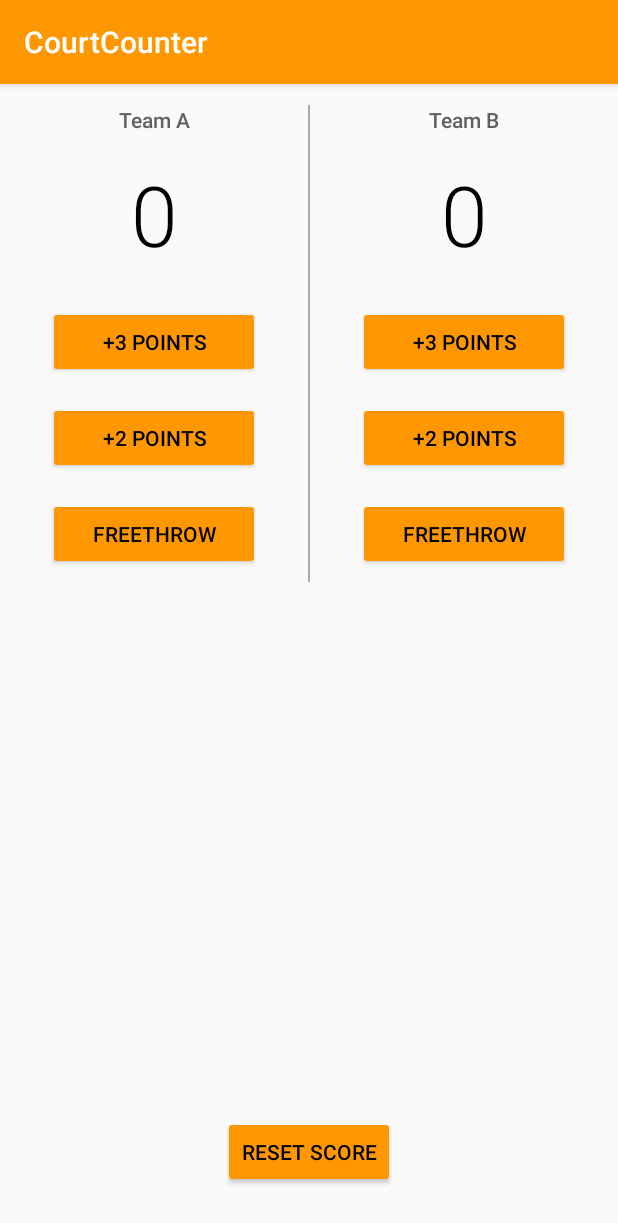
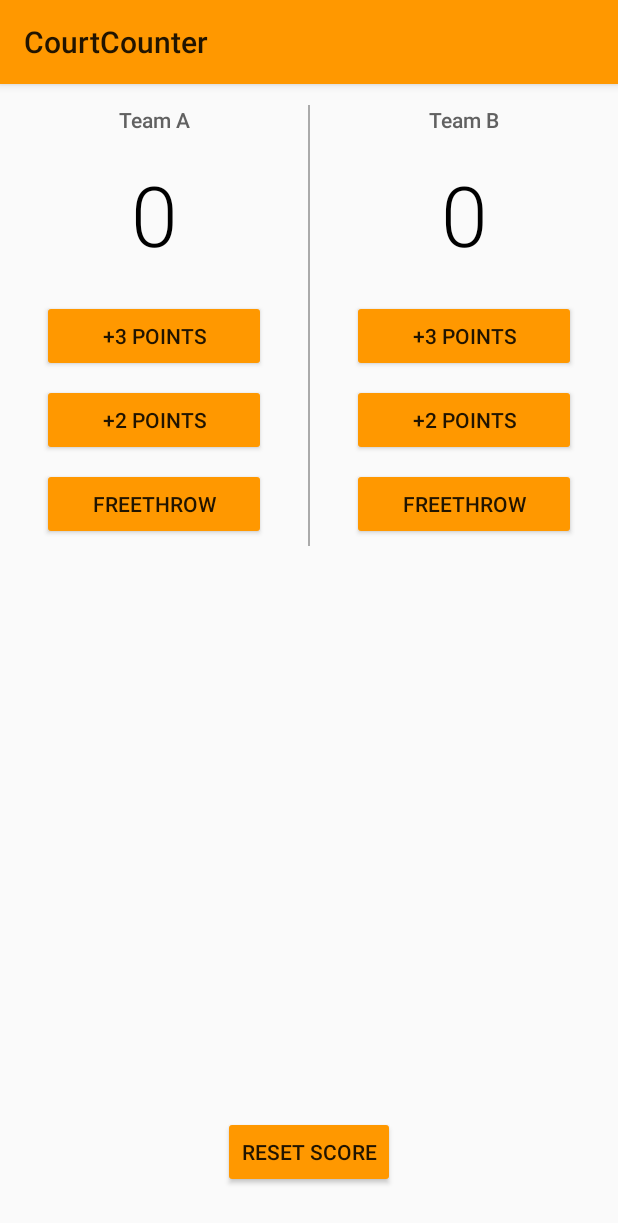
Before and after one commit to ndw6152/udacity_androidDevBeginner, an Android app: the screen it shows after launch (MainActivity), on a phone screen of 412 x 824 dp. Shown: the top 1223 px of the screen. Run offline under Robolectric (Android 15) with nearby library versions, the phone set to English and light mode, and no system bars.

Commit message:
Updated the styles file to match the correct color from the website

```diff
--- a/Project1/app/src/main/res/layout/activity_main.xml
+++ b/Project1/app/src/main/res/layout/activity_main.xml
@@ -21,11 +21,11 @@
         android:layout_width="match_parent"
 
         android:layout_height="wrap_content"
+        android:layout_marginTop="14dp"
+        android:orientation="horizontal"
+        android:layout_alignParentTop="true"
         android:layout_alignParentLeft="true"
-        android:layout_alignParentStart="true"
-        android:layout_alignParentTop="true"
-        android:layout_marginTop="14dp"
-        android:orientation="horizontal">
+        android:layout_alignParentStart="true">
 
         <LinearLayout
 
@@ -64,7 +64,7 @@
                 android:id="@+id/threePoint_button"
                 android:layout_width="match_parent"
                 android:layout_height="wrap_content"
-                android:layout_margin="8dp"
+                android:layout_margin="4dp"
                 android:onClick="threePointButtonClick"
                 android:text="+3 Points" />
 
@@ -72,7 +72,7 @@
                 android:id="@+id/twoPoint_button"
                 android:layout_width="match_parent"
                 android:layout_height="wrap_content"
-                android:layout_margin="8dp"
+                android:layout_margin="4dp"
                 android:onClick="twoPointButtonClick"
                 android:text="+2 Points" />
 
@@ -80,7 +80,7 @@
                 android:id="@+id/freeThrow_button"
                 android:layout_width="match_parent"
                 android:layout_height="wrap_content"
-                android:layout_margin="8dp"
+                android:layout_margin="4dp"
                 android:onClick="freeThrowButtonClick"
                 android:text="FreeThrow" />
         </LinearLayout>
@@ -130,7 +130,7 @@
                 android:id="@+id/threePoint_b__button"
                 android:layout_width="match_parent"
                 android:layout_height="wrap_content"
-                android:layout_margin="8dp"
+                android:layout_margin="4dp"
                 android:onClick="threePoint_b_ButtonClick"
                 android:text="+3 Points" />
 
@@ -138,7 +138,7 @@
                 android:id="@+id/twoPoint_b__button"
                 android:layout_width="match_parent"
                 android:layout_height="wrap_content"
-                android:layout_margin="8dp"
+                android:layout_margin="4dp"
                 android:onClick="twoPoint_b_ButtonClick"
                 android:text="+2 Points" />
 
@@ -146,7 +146,7 @@
                 android:id="@+id/freeThrow_b__button"
                 android:layout_width="match_parent"
                 android:layout_height="wrap_content"
-                android:layout_margin="8dp"
+                android:layout_margin="4dp"
                 android:onClick="freeThrow_b_ButtonClick"
                 android:text="FreeThrow" />
         </LinearLayout>
--- a/Project1/app/src/main/res/values-v21/styles.xml
+++ /dev/null
@@ -1,18 +0,0 @@
-<?xml version="1.0" encoding="utf-8"?>
-<resources>
-
-    <style name="AppTheme" parent="Theme.AppCompat.Light.DarkActionBar">
-
-        <!-- Primary theme color of the app (sets background color of app bar) -->
-        <item name="colorPrimary">#FF9800</item>
-        <!-- Background color of buttons in the app -->
-        <item name="colorButtonNormal">#FF9800</item>
-
-        <!-- Customize your theme here. -->
-        <item name="colorPrimaryDark">@android:color/darker_gray</item>
-        <item name="android:navigationBarColor">@android:color/black</item>
-        <item name="android:textColorPrimary">@android:color/black</item>
-        <item name="android:colorForeground">@android:color/black</item>
-        <item name="android:statusBarColor">@android:color/darker_gray</item>
-    </style>
-</resources>
--- a/Project1/gradle.properties
+++ b/Project1/gradle.properties
@@ -13,6 +13,4 @@
 # http://www.gradle.org/docs/current/userguide/multi_project_builds.html#sec:decoupled_projects
 # org.gradle.parallel=true
 #Sun Jan 08 13:41:22 PST 2017
-systemProp.http.proxyHost=
 org.gradle.jvmargs=-Xmx1536m
-systemProp.http.proxyPort=911
```
Also changed, not shown: Project1/app/src/main/res/values/styles.xml (+14 -0 lines).
